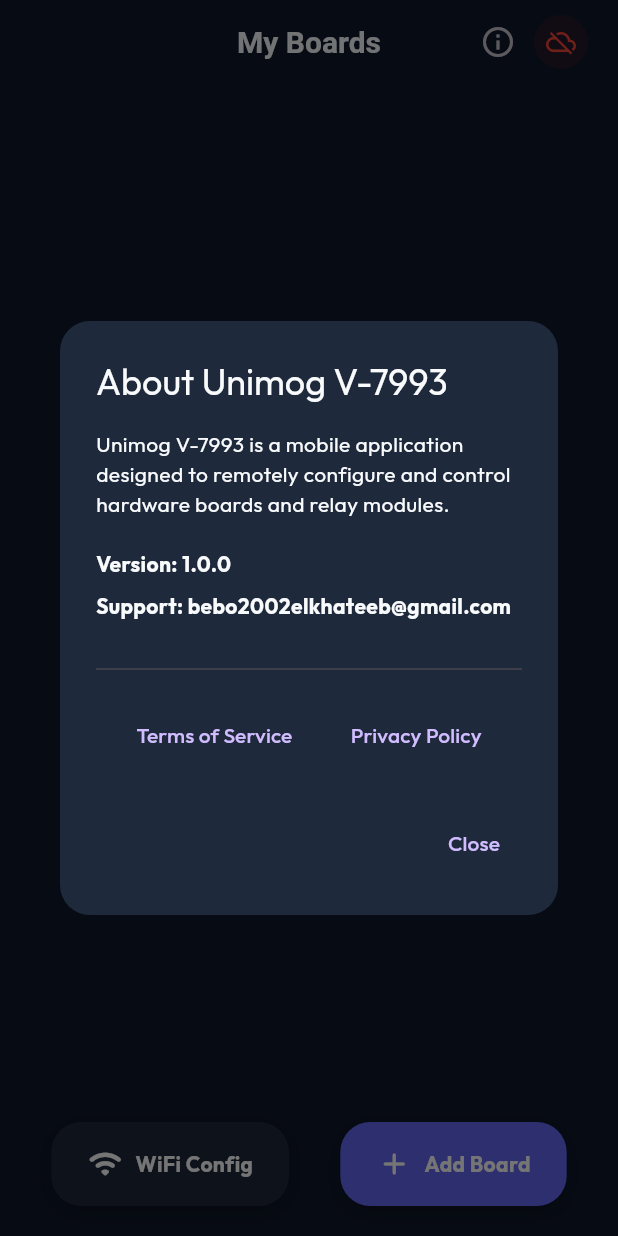
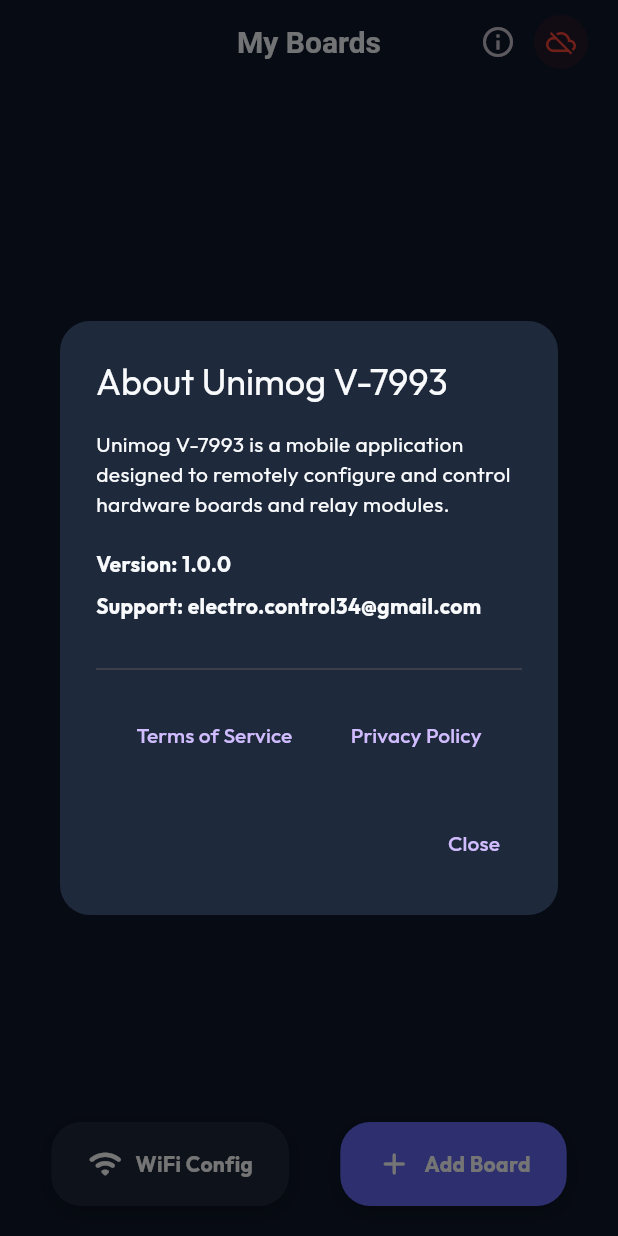
Before and after one commit to AbdelrahmanGamal02/relay_control, a Flutter app: the HomeScreen screen opened directly, after a tap on the "info outline" icon, on a phone screen of 412 x 824 dp. Run offline on Flutter 3.47's test engine with Material 3 defaults, Android fonts, the phone set to English and light mode, and no system bars; our stand-ins replace animate_do, flutter_animate, flutter_spinkit, google_fonts, shared_preferences; missing offline and left inert: mobile_scanner, mqtt_client; accounts and stored records are empty; key blocks and very long unbroken strings in the code were emptied for the run.

Commit message:
update about

```diff
--- a/lib/screens/home_screen.dart
+++ b/lib/screens/home_screen.dart
@@ -165,7 +165,9 @@ class HomeScreen extends StatelessWidget {
               child: Column(
                 mainAxisSize: MainAxisSize.min,
                 children: [
-                  Text('Enter the name and serial number of your Board board to connect.'),
+                  Text(
+                    'Enter the name and serial number of your Board board to connect.',
+                  ),
                   const SizedBox(height: 20),
                   TextField(
                     controller: nameController,
@@ -237,8 +239,10 @@ class HomeScreen extends StatelessWidget {
                     nav.pop();
                   } else {
                     messenger.showSnackBar(
-                       SnackBar(
-                        content: Text('Board already exists or invalid Serial.'),
+                      SnackBar(
+                        content: Text(
+                          'Board already exists or invalid Serial.',
+                        ),
                       ),
                     );
                   }
@@ -265,9 +269,7 @@ class HomeScreen extends StatelessWidget {
       context: context,
       builder: (context) => AlertDialog(
         title: const Text('About Unimog V-7993'),
-        shape: RoundedRectangleBorder(
-          borderRadius: BorderRadius.circular(20),
-        ),
+        shape: RoundedRectangleBorder(borderRadius: BorderRadius.circular(20)),
         content: Column(
           mainAxisSize: MainAxisSize.min,
           crossAxisAlignment: CrossAxisAlignment.start,
@@ -283,7 +285,7 @@ class HomeScreen extends StatelessWidget {
             ),
             const SizedBox(height: 8),
             const Text(
-              'Support: bebo2002elkhateeb@gmail.com',
+              'Support: electro.control34@gmail.com',
               style: TextStyle(fontWeight: FontWeight.bold),
             ),
             const SizedBox(height: 24),
@@ -294,13 +296,17 @@ class HomeScreen extends StatelessWidget {
               children: [
                 TextButton(
                   onPressed: () {
-                    _launchURL('https://abdelrahmangamal02.github.io/iot-app-policy/terms.html');
+                    _launchURL(
+                      'https://abdelrahmangamal02.github.io/iot-app-policy/terms.html',
+                    );
                   },
                   child: const Text('Terms of Service'),
                 ),
                 TextButton(
                   onPressed: () {
-                    _launchURL('https://abdelrahmangamal02.github.io/iot-app-policy/privacy-policy.html');
+                    _launchURL(
+                      'https://abdelrahmangamal02.github.io/iot-app-policy/privacy-policy.html',
+                    );
                   },
                   child: const Text('Privacy Policy'),
                 ),
```
Also changed, not shown: lib/main.dart (line endings or trailing spaces).
